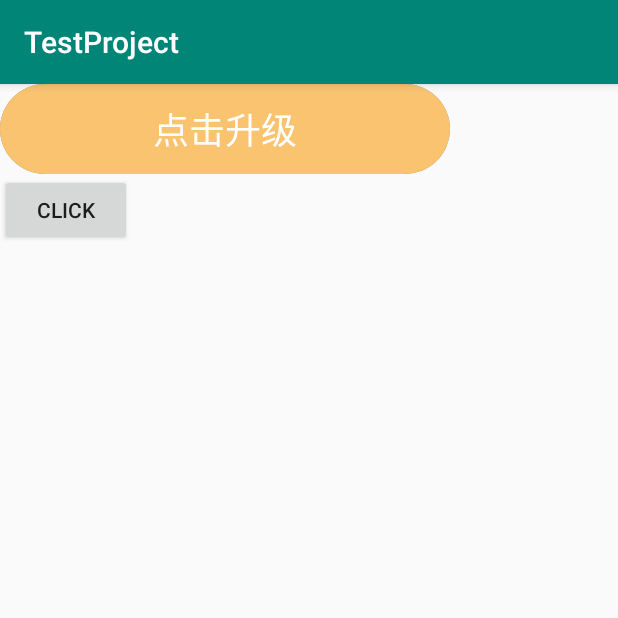
After one commit to a1266143/publicRepository, an Android app: the UpdateViewActivity screen opened directly, with no data from a screen before it, on a phone screen of 412 x 824 dp, the top half of it. The commit adds this screen. Run offline under Robolectric (Android 15) with nearby library versions, the light colour scheme and no system bars.

Commit message:
1.增加晃动的View 2.增加升级View

```diff
--- a/app/src/main/AndroidManifest.xml
+++ b/app/src/main/AndroidManifest.xml
@@ -11,7 +11,9 @@
         android:supportsRtl="true"
         android:theme="@style/AppTheme"
         tools:ignore="GoogleAppIndexingWarning">
-        <activity android:name=".scroller.ScrollerActivity"></activity>
+        <activity android:name=".customview.waggleview.WaggleActivity"></activity>
+        <activity android:name=".customview.updateview.UpdateViewActivity" />
+        <activity android:name=".scroller.ScrollerActivity" />
         <activity android:name=".architecture_components.data_binding.activity.DataBindingActivity" />
         <activity android:name=".sina.SinaActivity" />
         <activity android:name=".MainActivity">
--- /dev/null
+++ b/app/src/main/java/com/example/testproject/customview/updateview/UpdateButton.java
@@ -0,0 +1,243 @@
+package com.example.testproject.customview.updateview;
+
+import android.animation.Animator;
+import android.animation.AnimatorListenerAdapter;
+import android.animation.PropertyValuesHolder;
+import android.animation.ValueAnimator;
+import android.content.Context;
+import android.graphics.Canvas;
+import android.graphics.Color;
+import android.graphics.LinearGradient;
+import android.graphics.Matrix;
+import android.graphics.Paint;
+import android.graphics.Shader;
+import android.util.AttributeSet;
+import android.view.View;
+import android.widget.Toast;
+
+import androidx.annotation.Nullable;
+
+/**
+ * 升级Button
+ * created by xiaojun at 2019/10/25 9:54
+ */
+public class UpdateButton extends View implements View.OnClickListener {
+
+    private Paint mPaintBackground;
+    private Paint mPaintForeground;
+    private Paint mPaintButton;
+    private Paint mPaintText;
+    private LinearGradient mLinearGradient;
+    private Matrix mMatrixGradient;//线性渐变矩阵
+    private int mWidth, mHeight;
+    private int mOffset;//线性渐变的移动位置
+    private int mPaintButtonWidth;
+    private int mLengthButton;
+    private String mStr = "点击升级";
+    private int mAlphaText = 255;
+
+    private Status mState;
+
+    public UpdateButton(Context context) {
+        this(context, null);
+    }
+
+    public UpdateButton(Context context, @Nullable AttributeSet attrs) {
+        this(context, attrs, 0);
+    }
+
+    public UpdateButton(Context context, @Nullable AttributeSet attrs, int defStyleAttr) {
+        super(context, attrs, defStyleAttr);
+        init();
+    }
+
+    private int mStrokeWidth = 80;
+
+    private int mStrokeHeight;
+
+    private void init() {
+        mPaintBackground = new Paint(Paint.ANTI_ALIAS_FLAG);
+        mPaintBackground.setStyle(Paint.Style.STROKE);
+        mPaintBackground.setStrokeWidth(mStrokeWidth / 5);
+        mPaintBackground.setColor(Color.GRAY);
+        mPaintBackground.setStrokeCap(Paint.Cap.ROUND);
+
+        mPaintForeground = new Paint(Paint.ANTI_ALIAS_FLAG);
+        mPaintForeground.setStyle(Paint.Style.STROKE);
+        mPaintForeground.setStrokeWidth(mStrokeWidth / 5);
+        mPaintForeground.setColor(Color.parseColor("#F9C370"));
+        mPaintForeground.setStrokeCap(Paint.Cap.ROUND);
+
+        mPaintButton = new Paint(Paint.ANTI_ALIAS_FLAG);
+        mPaintButton.setStyle(Paint.Style.STROKE);
+        mPaintButton.setColor(Color.parseColor("#F9C370"));
+        mPaintButton.setStrokeCap(Paint.Cap.ROUND);
+
+        mPaintText = new Paint(Paint.ANTI_ALIAS_FLAG);
+        mPaintText.setColor(Color.WHITE);
+        mPaintText.setTextAlign(Paint.Align.CENTER);
+        mPaintText.setTextSize(36);
+
+        mMatrixGradient = new Matrix();
+
+        mState = Status.Button;
+
+        setOnClickListener(this);
+
+        //关闭硬件加速
+        setLayerType(LAYER_TYPE_SOFTWARE, null);
+    }
+
+    @Override
+    protected void onSizeChanged(int w, int h, int oldw, int oldh) {
+        super.onSizeChanged(w, h, oldw, oldh);
+        this.mWidth = w;
+        this.mHeight = h;
+        this.mStrokeWidth = h / 2;
+        mStrokeHeight = mStrokeWidth / 3;
+        mPaintButtonWidth = mStrokeWidth * 2;
+        mLengthButton = mWidth - mPaintButtonWidth / 2;
+    }
+
+    @Override
+    protected void onDraw(Canvas canvas) {
+        super.onDraw(canvas);
+        //画底层进度条背景
+        drawBackgroundProgressBar(canvas);
+        if (mState == Status.ProgressBar) {
+            //画线性渐变
+            drawLinearGradient();
+            //画上层的进度条
+            drawForegroundProgressBar(canvas);
+        } else {
+            //画按钮
+            drawButton(canvas);
+            //画文字
+            drawText(canvas);
+        }
+
+    }
+
+    //底层进度条背景
+    private void drawBackgroundProgressBar(Canvas canvas) {
+        mPaintBackground.setStrokeWidth(mPaintButtonWidth);
+        canvas.drawLine(mPaintButtonWidth / 2, mHeight / 2, mWidth - mPaintButtonWidth / 2, mHeight / 2, mPaintBackground);
+    }
+
+    private void drawButton(Canvas canvas) {
+        mPaintButton.setStrokeWidth(mPaintButtonWidth);
+        canvas.drawLine(mPaintButtonWidth / 2, mHeight / 2, mLengthButton, mHeight / 2, mPaintButton);
+    }
+
+    //画线性渐变
+    private void drawLinearGradient() {
+        //通过外部动态改变mOffset的值，这里通过矩阵动态平移线性渐变的位置，以达到动态效果
+        mMatrixGradient.setTranslate(mOffset, 0);//通过矩阵移动线性渐变
+        mLinearGradient.setLocalMatrix(mMatrixGradient);
+        mPaintForeground.setShader(mLinearGradient);
+    }
+
+    private float mOffsetProgressBar = mStrokeWidth;
+
+    //上层进度条背景
+    private void drawForegroundProgressBar(Canvas canvas) {
+        mPaintForeground.setStrokeWidth(mPaintButtonWidth);
+        canvas.drawLine(mPaintButtonWidth / 2, mHeight / 2, mOffsetProgressBar, mHeight / 2, mPaintForeground);
+    }
+
+    private void animateGradient() {
+        ValueAnimator animator = ValueAnimator.ofInt(0, 2 * getMeasuredWidth());
+        animator.addUpdateListener(new ValueAnimator.AnimatorUpdateListener() {
+            @Override
+            public void onAnimationUpdate(ValueAnimator animation) {
+                mOffset = (int) animation.getAnimatedValue();
+                postInvalidate();
+            }
+        });
+        animator.setRepeatMode(ValueAnimator.RESTART);
+        animator.setRepeatCount(ValueAnimator.INFINITE);
+        animator.setDuration(1500);
+        animator.start();
+        //初始化渐变的位置
+        int[] colors = {mPaintForeground.getColor(), Color.WHITE, mPaintForeground.getColor()};
+        float[] positions = {0, 0.1f, 0.2f};
+        mLinearGradient = new LinearGradient(-getMeasuredWidth(), mHeight / 2, 0, mHeight / 2, colors, positions, Shader.TileMode.CLAMP);//填充模式为边缘填充
+    }
+
+    private void animateButton() {
+        setOnClickListener(null);
+        final String alpha = "alpha";
+        final String height = "height";
+        final String length = "length";
+        PropertyValuesHolder alphaHolder = PropertyValuesHolder.ofInt(alpha, 255, 0);
+        PropertyValuesHolder heightHolder = PropertyValuesHolder.ofInt(height, mPaintButtonWidth, mStrokeHeight);
+        PropertyValuesHolder lengthHolder = PropertyValuesHolder.ofInt(length, mWidth - mPaintButtonWidth, 0);
+        ValueAnimator animator = ValueAnimator.ofPropertyValuesHolder(alphaHolder, heightHolder, lengthHolder);
+        animator.addUpdateListener(new ValueAnimator.AnimatorUpdateListener() {
+            @Override
+            public void onAnimationUpdate(ValueAnimator animation) {
+                mPaintButtonWidth = (int) animation.getAnimatedValue(height);
+                mAlphaText = (int) animation.getAnimatedValue(alpha);
+                mLengthButton = (int) animation.getAnimatedValue(length) + mPaintButtonWidth / 2;
+                postInvalidate();
+            }
+
+        });
+        animator.addListener(new AnimatorListenerAdapter() {
+            @Override
+            public void onAnimationEnd(Animator animation) {
+                super.onAnimationEnd(animation);
+                mState = Status.ProgressBar;
+                mOffsetProgressBar = mPaintButtonWidth / 2;
+                animateGradient();
+            }
+        });
+        animator.setDuration(600);
+        animator.start();
+    }
+
+    private void drawText(Canvas canvas) {
+        mPaintText.setAlpha(mAlphaText);
+        canvas.drawText(mStr, mWidth / 2, mHeight / 2 + 15, mPaintText);
+    }
+
+    @Override
+    public void onClick(View v) {
+        animateButton();
+    }
+
+    ValueAnimator mAnimatorPercentage;
+
+    /**
+     * 由外部动态设置百分比
+     *
+     * @param ratio
+     */
+    public void setPercentage(float ratio) {
+        if (ratio>1)
+            ratio = 1;
+        final float realWidth = (mWidth-mPaintButtonWidth) * ratio;//真实长度
+
+        if (mAnimatorPercentage == null){
+            mAnimatorPercentage = ValueAnimator.ofFloat(mOffsetProgressBar, realWidth);
+            final float finalRatio = ratio;
+            mAnimatorPercentage.addUpdateListener(new ValueAnimator.AnimatorUpdateListener() {
+                @Override
+                public void onAnimationUpdate(ValueAnimator animation) {
+                    mOffsetProgressBar = (float) animation.getAnimatedValue()+mPaintButtonWidth/2;
+                    postInvalidate();
+                }
+            });
+        }else{
+            mAnimatorPercentage.cancel();
+            mAnimatorPercentage.setFloatValues(mOffsetProgressBar,realWidth);
+        }
+        mAnimatorPercentage.setDuration(300);
+        mAnimatorPercentage.start();
+    }
+
+    enum Status {
+        Button,
+        ProgressBar
+    }
+}
--- /dev/null
+++ b/app/src/main/java/com/example/testproject/customview/updateview/UpdateViewActivity.java
@@ -0,0 +1,31 @@
+package com.example.testproject.customview.updateview;
+
+import androidx.appcompat.app.AppCompatActivity;
+
+import android.os.Bundle;
+import android.util.Log;
+import android.view.View;
+
+import com.example.testproject.R;
+
+public class UpdateViewActivity extends AppCompatActivity {
+
+    private UpdateButton updateButton;
+
+    @Override
+    protected void onCreate(Bundle savedInstanceState) {
+        super.onCreate(savedInstanceState);
+        setContentView(R.layout.activity_update_view);
+        updateButton = findViewById(R.id.updatebutton);
+    }
+
+    float percentage = 0;
+
+    public void click(View view){
+        percentage +=0.1f;
+        Log.e("xiaojun","percentage="+percentage);
+        updateButton.setPercentage(percentage);
+        if (percentage >= 1)
+            percentage = 0;
+    }
+}
--- /dev/null
+++ b/app/src/main/res/layout/activity_update_view.xml
@@ -0,0 +1,27 @@
+<?xml version="1.0" encoding="utf-8"?>
+<LinearLayout xmlns:android="http://schemas.android.com/apk/res/android"
+    xmlns:tools="http://schemas.android.com/tools"
+    android:layout_width="match_parent"
+    android:layout_height="match_parent"
+    xmlns:app="http://schemas.android.com/apk/res-auto"
+    android:orientation="vertical"
+    tools:context=".customview.updateview.UpdateViewActivity">
+
+    <com.example.testproject.customview.updateview.UpdateButton
+        android:id="@+id/updatebutton"
+        android:layout_width="300dp"
+        android:layout_height="60dp"
+        app:layout_constraintStart_toStartOf="parent"
+        app:layout_constraintEnd_toEndOf="parent"
+        app:layout_constraintTop_toTopOf="parent"
+        app:layout_constraintBottom_toBottomOf="parent"
+        android:layerType="software"
+        />
+
+    <Button
+        android:layout_width="wrap_content"
+        android:layout_height="wrap_content"
+        android:onClick="click"
+        android:text="click"/>
+
+</LinearLayout>
```
Also changed, not shown: app/src/main/java/com/example/testproject/MainActivity.java (+10 -0 lines), app/src/main/java/com/example/testproject/customview/waggleview/WaggleActivity.java (added, +20 -0 lines), app/src/main/java/com/example/testproject/customview/waggleview/WaggleView.java (added, +59 -0 lines), app/src/main/res/drawable/attention.xml (added, +19 -0 lines), app/src/main/res/layout/activity_main.xml (+11 -1 lines), app/src/main/res/layout/activity_waggle.xml (added, +20 -0 lines).
